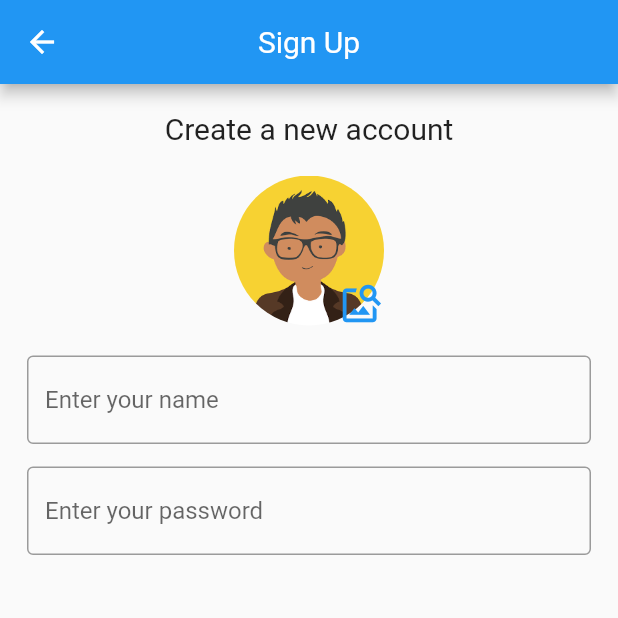
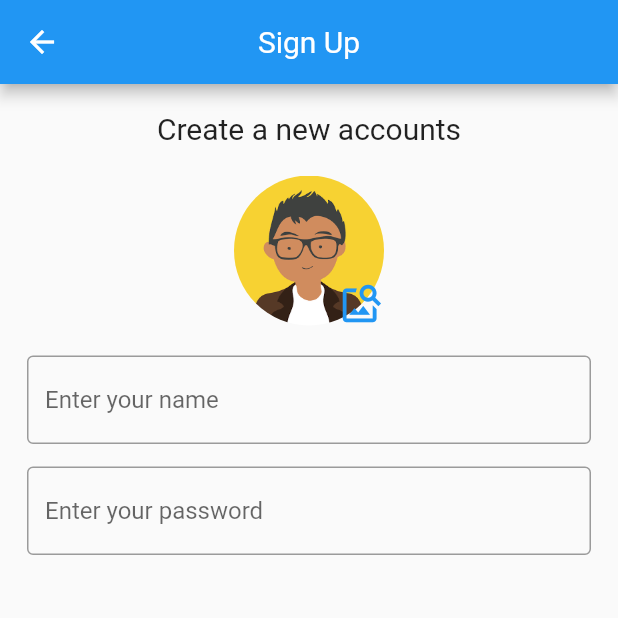
Before and after one commit to ChandulaM/student-profile-flutter, a Flutter app: the SignUp screen opened by its route, on a phone screen of 412 x 824 dp, the top half of it. Run offline on Flutter 3.47's test engine with Material 2 defaults, Android fonts, the phone set to English and light mode, and no system bars; our stand-ins replace cloud_firestore, firebase_core, flutter_spinkit, fluttertoast, google_fonts, image_picker; accounts and stored records are empty.

Commit message:
commit check

```diff
--- a/lib/screens/authentication/signup.dart
+++ b/lib/screens/authentication/signup.dart
@@ -34,7 +34,7 @@ class _SignUpState extends State<SignUp> {
               child: Column(
                 children: [
                   const Text(
-                    "Create a new account",
+                    "Create a new accounts",
                     style: TextStyle(fontSize: 20),
                   ),
                   const SizedBox(
```
